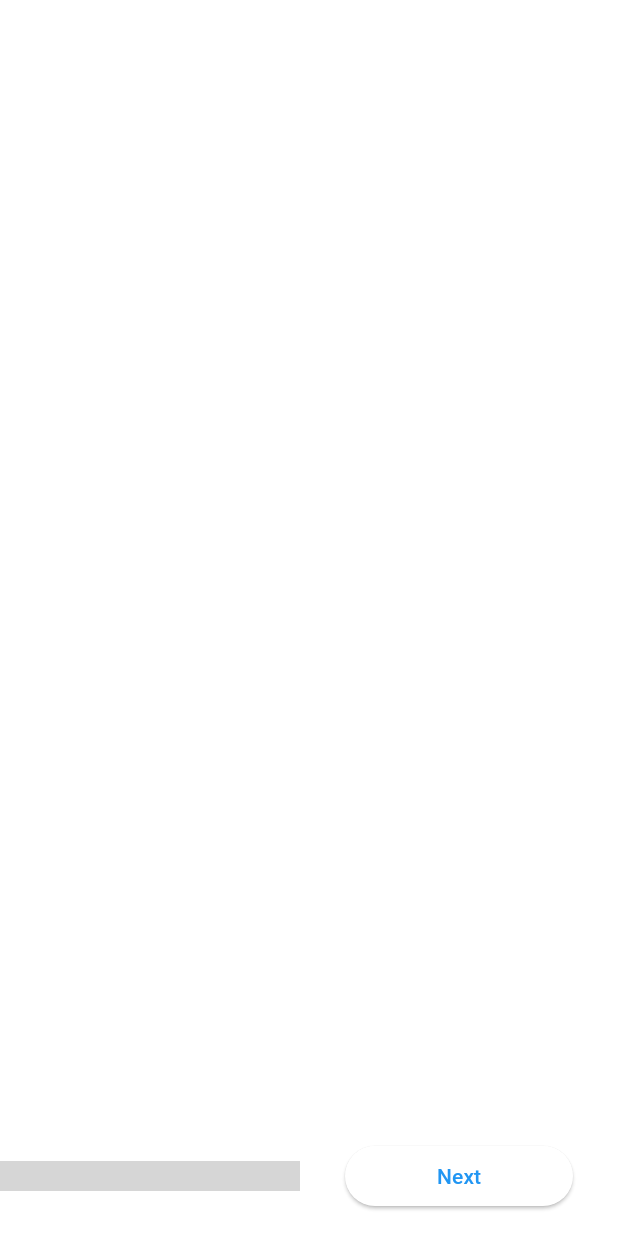
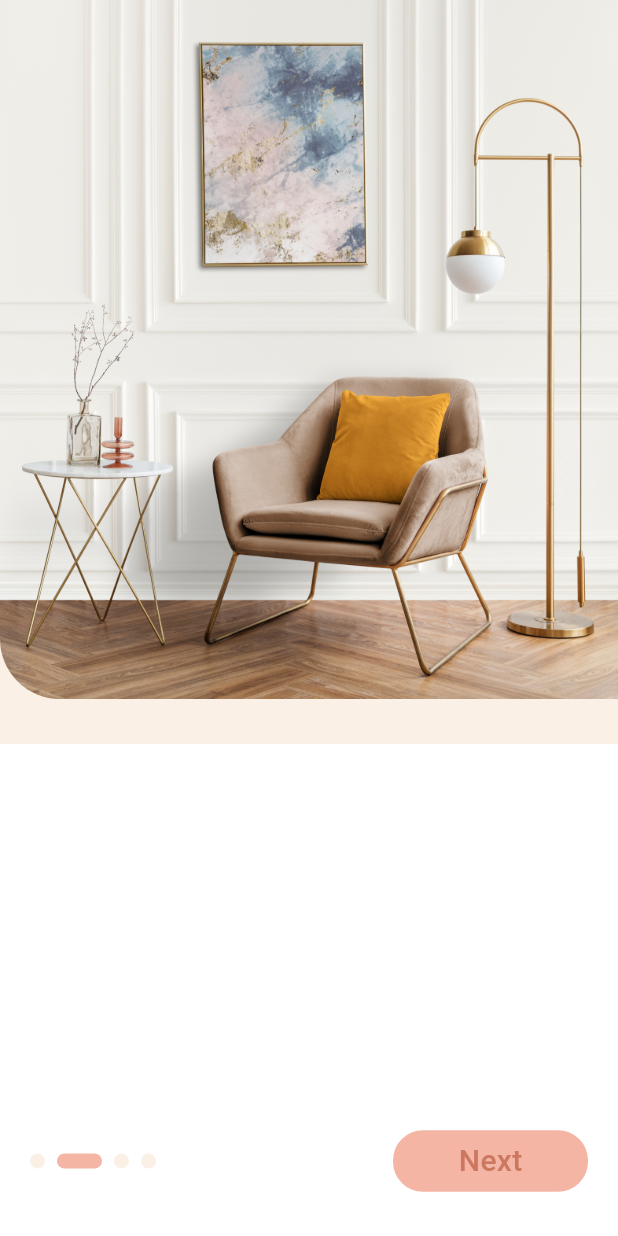
Before and after one commit to Devaxiis/home_decore, a Flutter app: the OnboardScreenOne screen opened directly, after a tap on "Next", on a phone screen of 412 x 824 dp. Run offline on Flutter 3.47's test engine with Material 3 defaults, Android fonts, the phone set to English and light mode, and no system bars; drawn by our look-alikes of smooth_page_indicator; our stand-ins replace cherry_toast, flutter_animate, flutter_dotenv; grey boxes are pictures that could not be loaded.

Commit message:
onboard screen tayyor

```diff
--- a/lib/library.dart
+++ b/lib/library.dart
@@ -7,3 +7,4 @@ export 'package:home_app/src/presentation/ui/splash_screen.dart';
 export 'package:flutter_dotenv/flutter_dotenv.dart';
 export 'package:home_app/app.dart';
 export 'package:home_app/src/utils/app_colors.dart';
+export 'package:smooth_page_indicator/smooth_page_indicator.dart';
--- a/lib/src/presentation/ui/launch_screen.dart
+++ b/lib/src/presentation/ui/launch_screen.dart
@@ -1,5 +1,5 @@
 import 'package:home_app/library.dart';
-import 'package:home_app/src/presentation/ui/onboard/onboard_screen_one.dart';
+import 'package:home_app/src/presentation/ui/onboard_screen_one.dart';
 
 class LaunchScreen extends StatelessWidget {
   const LaunchScreen({super.key});
--- a/lib/src/presentation/ui/onboard/onboard_screen_one.dart
+++ /dev/null
@@ -1,53 +0,0 @@
-import 'package:flutter/material.dart';
-import 'package:home_app/library.dart';
-import 'package:onboarding_animation/onboarding_animation.dart';
-
-class OnboardScreenOne extends StatefulWidget {
-  const OnboardScreenOne({super.key});
-
-  @override
-  State<OnboardScreenOne> createState() => _OnboardScreenOneState();
-}
-
-class _OnboardScreenOneState extends State<OnboardScreenOne> {
-  @override
-  Widget build(BuildContext context) {
-    return Scaffold(
-      backgroundColor: AppColors.clFFFFFFWhite,
-
-      bottomNavigationBar: Container(
-        height: 80,
-        color: AppColors.clFFFFFFWhite,
-        child: Row(
-          children: [
-              Column(
-                mainAxisAlignment: MainAxisAlignment.center,
-                children: [
-                  SizedBox(
-                    height: 20,
-                    width: 200,
-                    child: OnBoardingAnimation(
-                              pages: [
-                               Container(),
-                               Container(),
-                               Container(),
-                              ],
-                              indicatorDotHeight: 7.0,
-                              indicatorDotWidth: 20.0,
-                              indicatorType: IndicatorType.expandingDots,
-                              indicatorPosition: IndicatorPosition.bottomCenter,
-                            ),
-                  ),
-                ],
-              ),
-
-            Expanded(child: Padding(
-              padding: const EdgeInsets.symmetric(horizontal: 30),
-              child: ElevatedButton(onPressed: (){}, child: Text("Next")),
-            ))
-          ],
-        ),
-      ),
-    );
-  }
-}
--- /dev/null
+++ b/lib/src/presentation/ui/onboard_screen_one.dart
@@ -0,0 +1,64 @@
+import 'package:home_app/library.dart';
+import 'package:home_app/src/config/app_ui_message.dart';
+import 'package:home_app/src/presentation/ui/home_screen.dart';
+import 'package:home_app/src/presentation/widgets/onboard_b_nav_wg.dart';
+import 'package:home_app/src/presentation/widgets/onboard_screen_wg.dart';
+
+import 'package:smooth_page_indicator/smooth_page_indicator.dart';
+
+class OnboardScreenOne extends StatefulWidget {
+  const OnboardScreenOne({super.key});
+
+  @override
+  State<OnboardScreenOne> createState() => _OnboardScreenOneState();
+}
+
+class _OnboardScreenOneState extends State<OnboardScreenOne> {
+  PageController controller = PageController();
+  String name = "Next";
+  int index = 1;
+  @override
+  Widget build(BuildContext context) {
+    return Scaffold(
+      backgroundColor: AppColors.clFFFFFFWhite,
+      body: PageView(
+        controller: controller,
+        children: const [
+          OnboardScreenWg(
+            image: AppImages.imgOnboardOne,
+          ),
+          OnboardScreenWg(
+            image: AppImages.imgOnboardTwo,
+          ),
+          OnboardScreenWg(
+            image: AppImages.imgOnboardThree,
+          ),
+          OnboardScreenWg(
+            image: AppImages.imgOnboardFour,
+          ),
+        ],
+      ),
+      bottomNavigationBar: OnboardBNavWg(
+        name: name,
+        controller: controller,
+        onTab: () {
+          if (index > 4) {
+            AppUiMessage.UiToastError(context, message: "Sahifa mavjud emas.");
+          }
+          if (index == 3) {
+            name = "Boshlash";
+          }
+          if (index == 4) {
+            context.onPushAndRemoveUntil(HomeScreen());
+          }
+          if (index < 5 && index > 0) {
+            controller.animateToPage(index++,
+                duration: const Duration(milliseconds: 700),
+                curve: Curves.linear);
+          }
+          setState(() {});
+        },
+      ),
+    );
+  }
+}
--- /dev/null
+++ b/lib/src/presentation/widgets/onboard_b_nav_wg.dart
@@ -0,0 +1,55 @@
+import '../../../library.dart';
+
+class OnboardBNavWg extends StatelessWidget {
+  const OnboardBNavWg(
+      {super.key, required this.controller, required this.onTab, required this.name,});
+
+  final PageController controller;
+  final Function() onTab;
+
+  final String name;
+
+  @override
+  Widget build(BuildContext context) {
+    return Container(
+      height: 80,
+      color: AppColors.clFFFFFFWhite,
+      child: Padding(
+        padding: const EdgeInsets.only(left: 20, right: 20, bottom: 20),
+        child: Row(
+          mainAxisAlignment: MainAxisAlignment.spaceBetween,
+          children: [
+            SmoothPageIndicator(
+              controller: controller, // PageController
+              count: 4,
+              axisDirection: Axis.horizontal,
+              effect: const ExpandingDotsEffect(
+                  dotColor: AppColors.clFAF0E6Beige,
+                  activeDotColor: AppColors.clF4B5A4Salmon,
+                  dotHeight: 10,
+                  dotWidth: 10),
+            ),
+            InkWell(
+              onTap: () => onTab(),
+              child: Container(
+                height: 41,
+                width: 130,
+                alignment: Alignment.center,
+                decoration: BoxDecoration(
+                    color: AppColors.clF4B5A4Salmon,
+                    borderRadius: BorderRadius.circular(20)),
+                child: Text(
+                  name,
+                  style: const TextStyle(
+                      fontSize: 20,
+                      color: AppColors.clCC7861Terracotta,
+                      fontWeight: FontWeight.w500),
+                ),
+              ),
+            ),
+          ],
+        ),
+      ),
+    );
+  }
+}
--- /dev/null
+++ b/lib/src/presentation/widgets/onboard_screen_wg.dart
@@ -0,0 +1,46 @@
+import 'package:flutter/material.dart';
+import 'package:home_app/library.dart';
+import 'package:home_app/src/utils/app_screen_h_w.dart';
+
+class OnboardScreenWg extends StatelessWidget {
+  const OnboardScreenWg({super.key, required this.image});
+
+  final AssetImage image;
+
+  @override
+  Widget build(BuildContext context) {
+    return SizedBox(
+      height: context.phoneHeight(),
+      width: context.phoneWidth(),
+      child: Column(
+        children: [
+          Expanded(
+              flex: 4,
+              child: Container(
+                alignment: Alignment.topCenter,
+                color: AppColors.clFAF0E6Beige,
+                child: Padding(
+                  padding: const EdgeInsets.only(bottom: 30),
+                  child: Container(
+                    width: context.phoneWidth(),
+                    height: context.phoneHeight(),
+                    alignment: Alignment.topCenter,
+                    decoration: BoxDecoration(
+                        borderRadius:
+                            BorderRadius.only(bottomLeft: Radius.circular(40)),
+                        image: DecorationImage(
+                            image: image,
+                            fit: BoxFit.cover)),
+                  ),
+                ),
+              )),
+          Expanded(
+              flex: 2,
+              child: Container(
+                color: AppColors.clFFFFFFWhite,
+              )),
+        ],
+      ),
+    );
+  }
+}
--- a/lib/src/utils/app_images.dart
+++ b/lib/src/utils/app_images.dart
@@ -6,5 +6,10 @@ sealed class AppImages {
 
 static const imgLogoLight = AssetImage("assets/images/logo_light_img.png");
 static const imgLogoSalamon = AssetImage("assets/images/logo_salamon_img.png");
+static const imgOnboardOne = AssetImage("assets/images/onboard_one.png");
+static const imgOnboardTwo = AssetImage("assets/images/onboard_two.png");
+static const imgOnboardThree = AssetImage("assets/images/onboard_three.png");
+static const imgOnboardFour = AssetImage("assets/images/onboard_four.png");
+
 
 }
--- /dev/null
+++ b/lib/src/utils/app_screen_h_w.dart
@@ -0,0 +1,11 @@
+import 'package:home_app/library.dart';
+
+extension HW on BuildContext {
+  double phoneHeight() {
+    return MediaQuery.sizeOf(this).height;
+  }
+
+  double phoneWidth() {
+   return MediaQuery.sizeOf(this).width;
+  }
+}
--- a/pubspec.yaml
+++ b/pubspec.yaml
@@ -17,7 +17,8 @@ dependencies:
   cupertino_icons: ^1.0.8
   flutter_dotenv: ^5.1.0
   flutter_animate: ^4.5.0
-  onboarding_animation: ^0.0.3
+  smooth_page_indicator: ^1.2.0+3
+  cherry_toast: ^1.11.0
 
 dev_dependencies:
   flutter_test:
```
Also changed, not shown: lib/src/config/app_ui_message.dart (added, +40 -0 lines), lib/src/presentation/ui/home_screen.dart (added, +19 -0 lines), lib/src/presentation/ui/onboard/onboard_screen_four.dart (deleted, +0 -15 lines), lib/src/presentation/ui/onboard/onboard_screen_three.dart (deleted, +0 -15 lines), lib/src/presentation/ui/onboard/onboard_screen_two.dart (deleted, +0 -15 lines), pubspec.lock, 8 other files.
